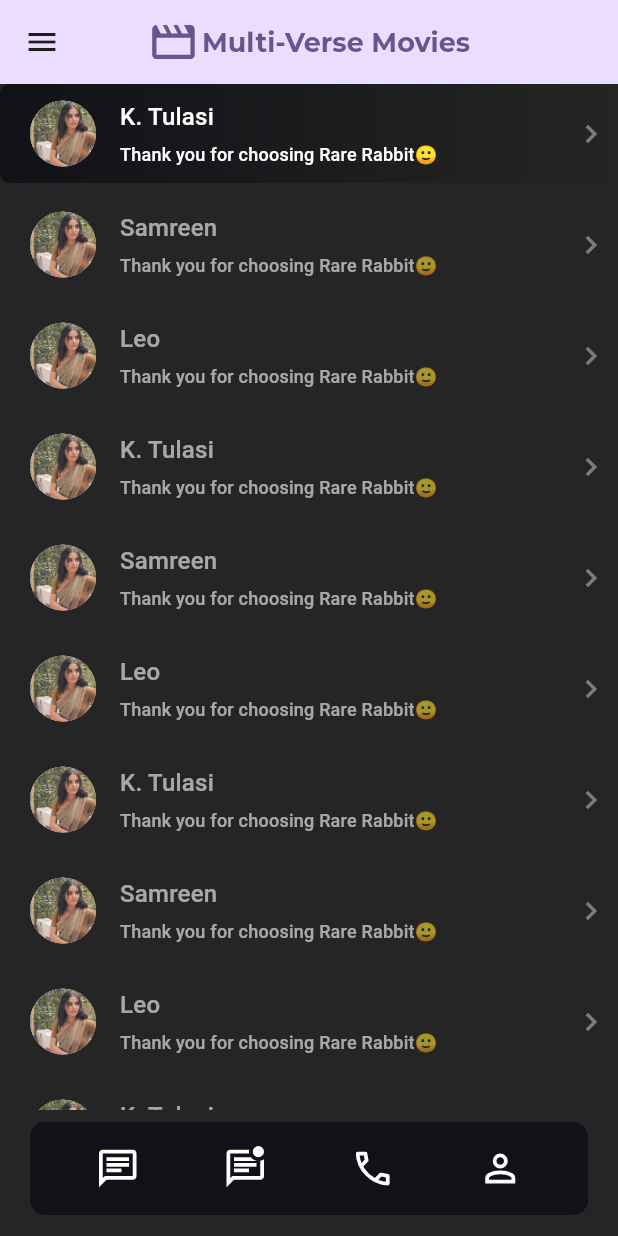
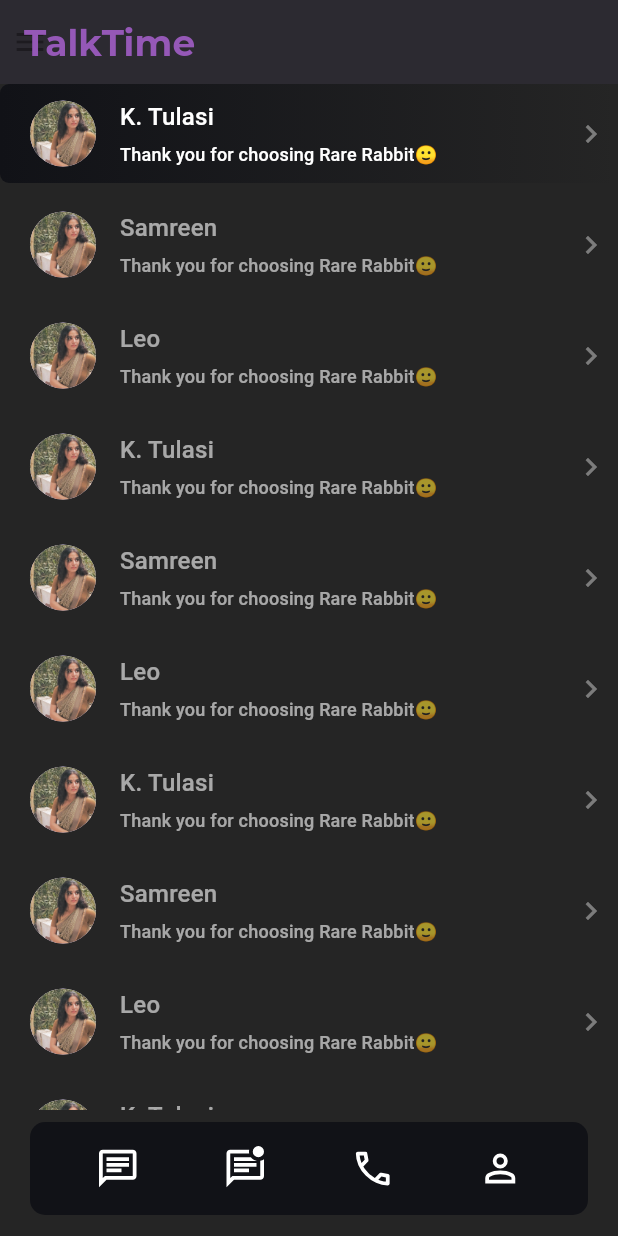
Before and after one commit to tulasireddytulasi/talk_time, a Flutter app: the screen it shows after launch, on a phone screen of 412 x 824 dp. Run offline on Flutter 3.47's test engine with Material 3 defaults, Android fonts, the phone set to English and light mode, and no system bars; our stand-ins replace flutter_svg, go_router; accounts and stored records are empty.

Commit message:
Fixed AppBar Title Padding Issue

```diff
--- a/lib/app/view/home_screen/home_screen.dart
+++ b/lib/app/view/home_screen/home_screen.dart
@@ -1,10 +1,9 @@
-import 'package:talk_time/app/core/utils/enums.dart';
+import 'package:talk_time/app/core/utils/constants.dart';
 import 'package:talk_time/app/view/home_screen/widget/main_container_widget.dart';
 import 'package:talk_time/app/view/userslist_screen/user_list_screen.dart';
 import 'package:flutter/material.dart';
 import 'package:talk_time/app/core/utils/color_palette.dart';
 import 'package:talk_time/app/core/utils/screen_sizes.dart';
-import 'package:talk_time/app/widget/app_icon_widget.dart';
 
 class HomeScreen extends StatefulWidget {
   const HomeScreen({super.key});
@@ -23,8 +22,7 @@ class _HomeScreenState extends State<HomeScreen> {
 
   @override
   Widget build(BuildContext context) {
-    return LayoutBuilder(
-      builder: (context, constraints) {
+    return LayoutBuilder(builder: (context, constraints) {
       bool isDesktopScreen = isDesktop(screenWidth: constraints.maxWidth);
       return Scaffold(
         key: _scaffoldKey,
@@ -32,14 +30,21 @@ class _HomeScreenState extends State<HomeScreen> {
         appBar: isDesktopScreen
             ? null
             : AppBar(
-                  backgroundColor: Theme.of(context).colorScheme.primaryContainer,
+                leadingWidth: 0,
+                backgroundColor: ColorPalette.primaryContainer,
                 actions: const [],
-                  elevation: 0,
-                  title: const Padding(
-                    padding: EdgeInsets.all(20),
-                    child: AppIconWidget(),
+                elevation: 6,
+                title: const Text(
+                  "TalkTime",
+                  softWrap: true,
+                  textAlign: TextAlign.left,
+                  style: TextStyle(
+                    fontSize: 24,
+                    color: ColorPalette.purple,
+                    fontFamily: Constants.montserratBold,
                   ),
-                  centerTitle: true,
+                ),
+                centerTitle: false,
               ),
         extendBody: true,
         extendBodyBehindAppBar: true,
@@ -92,7 +97,6 @@ class _HomeScreenState extends State<HomeScreen> {
           ),
         ),
       );
-      }
-    );
+    });
   }
 }
```
Lines whose indentation alone changed are shown as unchanged.
